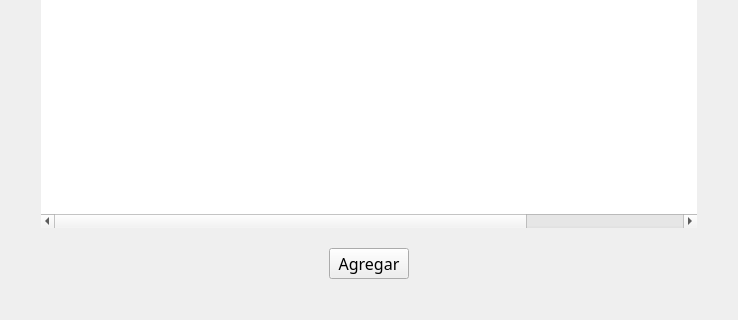
MaxAPBusiness/Blustock, file blustock/ui/screens_uis/usuarios.ui: the form before one commit; both pictures show x 0 to 738 and y 231 to 551 of the 738 by 551 pixel window.
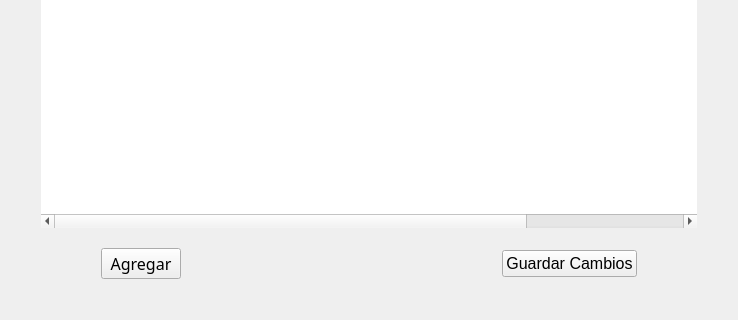
The form after the commit. Icons and pictures are not drawn.

The edit to the form file:
```diff
--- a/blustock/ui/screens_uis/usuarios.ui
+++ b/blustock/ui/screens_uis/usuarios.ui
@@ -194,19 +194,6 @@
        <property name="rightMargin">
         <number>60</number>
        </property>
-       <item>
-        <spacer name="horizontalSpacer">
-         <property name="orientation">
-          <enum>Qt::Horizontal</enum>
-         </property>
-         <property name="sizeHint" stdset="0">
-          <size>
-           <width>40</width>
-           <height>20</height>
-          </size>
-         </property>
-        </spacer>
-       </item>
        <item>
         <widget class="QPushButton" name="pushButton_2">
          <property name="font">
@@ -238,6 +225,18 @@
          </property>
         </spacer>
        </item>
+       <item>
+        <widget class="QPushButton" name="botonGuardar">
+         <property name="font">
+          <font>
+           <pointsize>12</pointsize>
+          </font>
+         </property>
+         <property name="text">
+          <string>Guardar Cambios</string>
+         </property>
+        </widget>
+       </item>
       </layout>
      </item>
     </layout>
```
Left out of the diff: 3 changed lines with no effect on the pictures.
